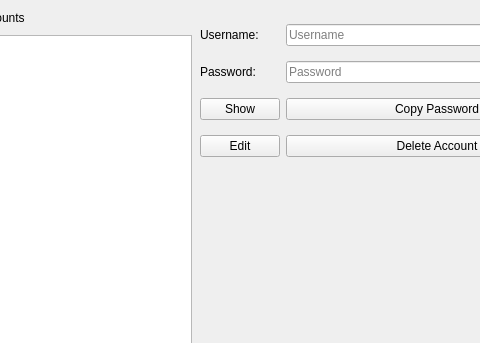
Before: the Qt Designer form lockbox/mainwindow.ui in youssefibrahim3/Lockbox, drawn with Qt 5; both pictures show x 203 to 683 and y 0 to 343 of the 800 by 600 pixel window.
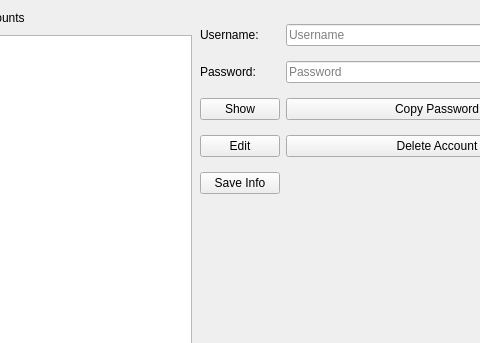
After: the same form once the commit is applied.

Diff of the .ui file:
```diff
--- a/lockbox/mainwindow.ui
+++ b/lockbox/mainwindow.ui
@@ -149,6 +149,13 @@
         </property>
        </widget>
       </item>
+      <item row="4" column="0">
+       <widget class="QPushButton" name="saveButton">
+        <property name="text">
+         <string>Save Info</string>
+        </property>
+       </widget>
+      </item>
      </layout>
     </item>
    </layout>
```
